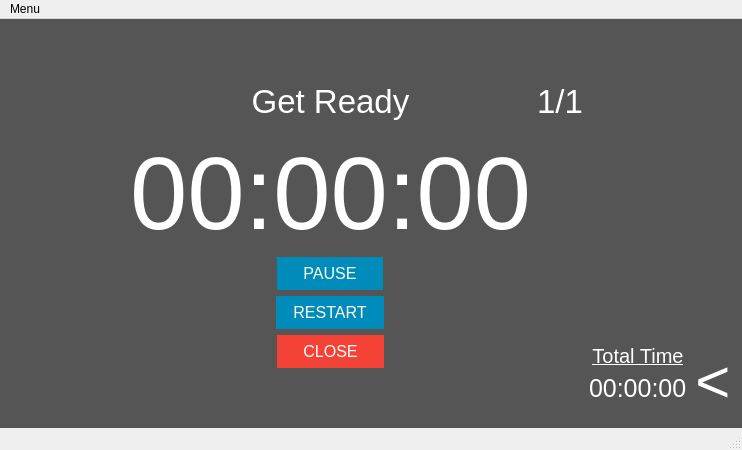
The window that countdownpage.ui (FigueroaCode/ProductivityTimer) describes before a commit, drawn with Qt 5.
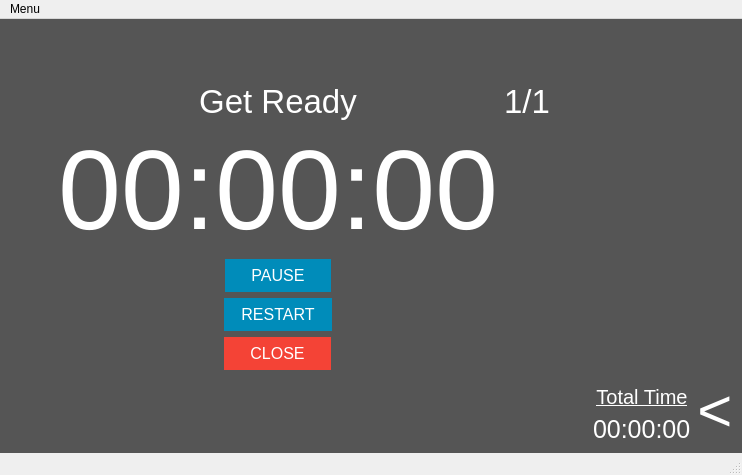
The same window after the commit.

What changed in the file:
```diff
--- a/countdownpage.ui
+++ b/countdownpage.ui
@@ -21,9 +21,75 @@
     <string notr="true">background-color: #555555;
 color: white;</string>
    </property>
-   <layout class="QGridLayout" name="gridLayout" rowstretch="0,0,0,0,0,0,0,0,0,0,0,0,0" columnstretch="0,0,0,0,0,0,0">
-    <item row="1" column="1">
-     <spacer name="horizontalSpacer_6">
+   <layout class="QGridLayout" name="gridLayout" rowstretch="0,0,0,0,0,0,0,0,0,0,0,0,0" columnstretch="0,0,0,0,0,0,0,0">
+    <item row="11" column="7">
+     <layout class="QHBoxLayout" name="horizontalLayout">
+      <item>
+       <layout class="QVBoxLayout" name="verticalLayout_2">
+        <item>
+         <spacer name="verticalSpacer_3">
+          <property name="orientation">
+           <enum>Qt::Vertical</enum>
+          </property>
+          <property name="sizeHint" stdset="0">
+           <size>
+            <width>20</width>
+            <height>40</height>
+           </size>
+          </property>
+         </spacer>
+        </item>
+        <item>
+         <widget class="QLabel" name="totalTimeLeftTitleLabel">
+          <property name="font">
+           <font>
+            <pointsize>15</pointsize>
+            <underline>true</underline>
+           </font>
+          </property>
+          <property name="text">
+           <string>Total Time</string>
+          </property>
+          <property name="alignment">
+           <set>Qt::AlignCenter</set>
+          </property>
+         </widget>
+        </item>
+        <item>
+         <widget class="QLabel" name="totalTimeLeftLabel">
+          <property name="font">
+           <font>
+            <pointsize>19</pointsize>
+           </font>
+          </property>
+          <property name="text">
+           <string>00:00:00</string>
+          </property>
+         </widget>
+        </item>
+       </layout>
+      </item>
+      <item>
+       <widget class="QPushButton" name="totalTimeDisplayButton">
+        <property name="font">
+         <font>
+          <pointsize>45</pointsize>
+         </font>
+        </property>
+        <property name="styleSheet">
+         <string notr="true">border: none;
+background-color: #555555;
+color: white;</string>
+        </property>
+        <property name="text">
+         <string>&lt;</string>
+        </property>
+       </widget>
+      </item>
+     </layout>
+    </item>
+    <item row="1" column="7">
+     <spacer name="horizontalSpacer_2">
       <property name="orientation">
        <enum>Qt::Horizontal</enum>
       </property>
@@ -35,52 +101,6 @@
       </property>
      </spacer>
     </item>
-    <item row="11" column="5">
-     <widget class="QLabel" name="totalTimeLeftLabel">
-      <property name="font">
-       <font>
-        <pointsize>19</pointsize>
-       </font>
-      </property>
-      <property name="text">
-       <string>00:00:00</string>
-      </property>
-     </widget>
-    </item>
-    <item row="4" column="3">
-     <widget class="QLabel" name="countDownLabel">
-      <property name="sizePolicy">
-       <sizepolicy hsizetype="Preferred" vsizetype="Preferred">
-        <horstretch>0</horstretch>
-        <verstretch>0</verstretch>
-       </sizepolicy>
-      </property>
-      <property name="font">
-       <font>
-        <pointsize>77</pointsize>
-       </font>
-      </property>
-      <property name="text">
-       <string>00:00:00</string>
-      </property>
-      <property name="alignment">
-       <set>Qt::AlignCenter</set>
-      </property>
-     </widget>
-    </item>
-    <item row="11" column="3">
-     <spacer name="verticalSpacer_2">
-      <property name="orientation">
-       <enum>Qt::Vertical</enum>
-      </property>
-      <property name="sizeHint" stdset="0">
-       <size>
-        <width>20</width>
-        <height>40</height>
-       </size>
-      </property>
-     </spacer>
-    </item>
     <item row="1" column="2">
      <spacer name="horizontalSpacer_4">
       <property name="orientation">
@@ -94,15 +114,27 @@
       </property>
      </spacer>
     </item>
-    <item row="1" column="6">
-     <spacer name="horizontalSpacer_2">
+    <item row="1" column="4">
+     <widget class="QLabel" name="repsLabel">
+      <property name="font">
+       <font>
+        <pointsize>25</pointsize>
+       </font>
+      </property>
+      <property name="text">
+       <string>1/1</string>
+      </property>
+     </widget>
+    </item>
+    <item row="3" column="3">
+     <spacer name="verticalSpacer_5">
       <property name="orientation">
-       <enum>Qt::Horizontal</enum>
+       <enum>Qt::Vertical</enum>
       </property>
       <property name="sizeHint" stdset="0">
        <size>
-        <width>40</width>
-        <height>20</height>
+        <width>20</width>
+        <height>40</height>
        </size>
       </property>
      </spacer>
@@ -136,73 +168,6 @@
       </property>
      </spacer>
     </item>
-    <item row="1" column="4">
-     <widget class="QLabel" name="repsLabel">
-      <property name="font">
-       <font>
-        <pointsize>25</pointsize>
-       </font>
-      </property>
-      <property name="text">
-       <string>1/1</string>
-      </property>
-     </widget>
-    </item>
-    <item row="10" column="5">
-     <widget class="QLabel" name="totalTimeLeftTitleLabel">
-      <property name="font">
-       <font>
-        <pointsize>15</pointsize>
-        <underline>true</underline>
-       </font>
-      </property>
-      <property name="text">
-       <string>Total Time</string>
-      </property>
-      <property name="alignment">
-       <set>Qt::AlignCenter</set>
-      </property>
-     </widget>
-    </item>
-    <item row="11" column="4">
-     <spacer name="horizontalSpacer_5">
-      <property name="orientation">
-       <enum>Qt::Horizontal</enum>
-      </property>
-      <property name="sizeHint" stdset="0">
-       <size>
-        <width>40</width>
-        <height>20</height>
-       </size>
-      </property>
-     </spacer>
-    </item>
-    <item row="1" column="5">
-     <spacer name="horizontalSpacer">
-      <property name="orientation">
-       <enum>Qt::Horizontal</enum>
-      </property>
-      <property name="sizeHint" stdset="0">
-       <size>
-        <width>40</width>
-        <height>20</height>
-       </size>
-      </property>
-     </spacer>
-    </item>
-    <item row="9" column="5">
-     <spacer name="verticalSpacer_3">
-      <property name="orientation">
-       <enum>Qt::Vertical</enum>
-      </property>
-      <property name="sizeHint" stdset="0">
-       <size>
-        <width>20</width>
-        <height>40</height>
-       </size>
-      </property>
-     </spacer>
-    </item>
     <item row="1" column="3">
      <widget class="QLabel" name="titleLabel">
       <property name="sizePolicy">
@@ -224,32 +189,6 @@
       </property>
      </widget>
     </item>
-    <item row="3" column="3">
-     <spacer name="verticalSpacer_5">
-      <property name="orientation">
-       <enum>Qt::Vertical</enum>
-      </property>
-      <property name="sizeHint" stdset="0">
-       <size>
-        <width>20</width>
-        <height>40</height>
-       </size>
-      </property>
-     </spacer>
-    </item>
-    <item row="12" column="5">
-     <spacer name="verticalSpacer_4">
-      <property name="orientation">
-       <enum>Qt::Vertical</enum>
-      </property>
-      <property name="sizeHint" stdset="0">
-       <size>
-        <width>20</width>
-        <height>40</height>
-       </size>
-      </property>
-     </spacer>
-    </item>
     <item row="9" column="3" rowspan="2">
      <layout class="QVBoxLayout" name="verticalLayout">
       <item>
@@ -332,20 +271,89 @@
       </item>
      </layout>
     </item>
-    <item row="10" column="6" rowspan="3">
-     <widget class="QPushButton" name="totalTimeDisplayButton">
+    <item row="12" column="5">
+     <spacer name="verticalSpacer_4">
+      <property name="orientation">
+       <enum>Qt::Vertical</enum>
+      </property>
+      <property name="sizeHint" stdset="0">
+       <size>
+        <width>20</width>
+        <height>40</height>
+       </size>
+      </property>
+     </spacer>
+    </item>
+    <item row="1" column="1">
+     <spacer name="horizontalSpacer_6">
+      <property name="orientation">
+       <enum>Qt::Horizontal</enum>
+      </property>
+      <property name="sizeHint" stdset="0">
+       <size>
+        <width>40</width>
+        <height>20</height>
+       </size>
+      </property>
+     </spacer>
+    </item>
+    <item row="1" column="5">
+     <spacer name="horizontalSpacer">
+      <property name="orientation">
+       <enum>Qt::Horizontal</enum>
+      </property>
+      <property name="sizeHint" stdset="0">
+       <size>
+        <width>40</width>
+        <height>20</height>
+       </size>
+      </property>
+     </spacer>
+    </item>
+    <item row="11" column="3">
+     <spacer name="verticalSpacer_2">
+      <property name="orientation">
+       <enum>Qt::Vertical</enum>
+      </property>
+      <property name="sizeHint" stdset="0">
+       <size>
+        <width>20</width>
+        <height>40</height>
+       </size>
+      </property>
+     </spacer>
+    </item>
+    <item row="1" column="6">
+     <spacer name="horizontalSpacer_5">
+      <property name="orientation">
+       <enum>Qt::Horizontal</enum>
+      </property>
+      <property name="sizeHint" stdset="0">
+       <size>
+        <width>40</width>
+        <height>20</height>
+       </size>
+      </property>
+     </spacer>
+    </item>
+    <item row="4" column="3" rowspan="2">
+     <widget class="QLabel" name="countDownLabel">
+      <property name="sizePolicy">
+       <sizepolicy hsizetype="Preferred" vsizetype="Preferred">
+        <horstretch>0</horstretch>
+        <verstretch>0</verstretch>
+       </sizepolicy>
+      </property>
       <property name="font">
        <font>
-        <pointsize>45</pointsize>
+        <pointsize>85</pointsize>
        </font>
       </property>
-      <property name="styleSheet">
-       <string notr="true">border: none;
-background-color: #555555;
-color: white;</string>
-      </property>
       <property name="text">
-       <string>&lt;</string>
+       <string>00:00:00</string>
+      </property>
+      <property name="alignment">
+       <set>Qt::AlignCenter</set>
       </property>
      </widget>
     </item>
@@ -364,7 +372,6 @@
     <property name="title">
      <string>Menu</string>
     </property>
-    <addaction name="actionclose"/>
    </widget>
    <addaction name="menuMenu"/>
   </widget>
```
